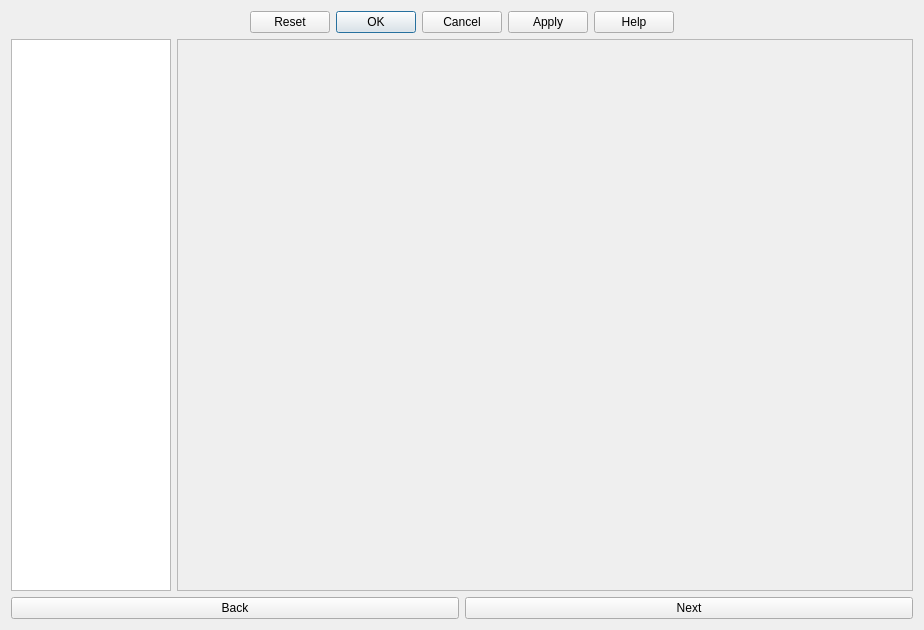
Old version of the form BeamReinforcement/MainBeamReinforcement.ui in the repository amrit3701/FreeCAD-Reinforcement.
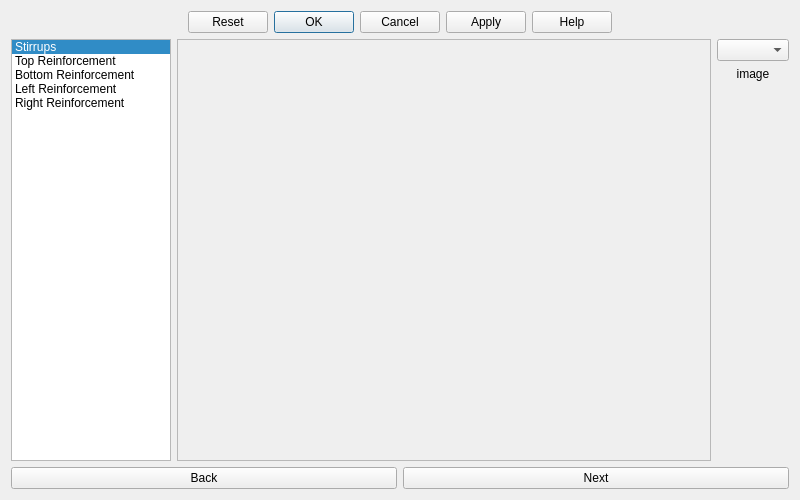
New version of the form. Custom widgets are drawn as their Qt base class.

Commit message:
Fix stylesheet issue in beam reinforcement dialog
And refactor gui of beam reinforcement

What changed in the file:
```diff
--- a/BeamReinforcement/MainBeamReinforcement.ui
+++ b/BeamReinforcement/MainBeamReinforcement.ui
@@ -2,18 +2,39 @@
 <ui version="4.0">
  <class>Dialog</class>
  <widget class="QDialog" name="Dialog">
+  <property name="windowModality">
+   <enum>Qt::ApplicationModal</enum>
+  </property>
   <property name="geometry">
    <rect>
     <x>0</x>
     <y>0</y>
-    <width>924</width>
-    <height>630</height>
+    <width>800</width>
+    <height>500</height>
    </rect>
   </property>
   <property name="windowTitle">
    <string>Dialog</string>
   </property>
   <layout class="QGridLayout" name="gridLayout">
+   <item row="2" column="0">
+    <layout class="QHBoxLayout" name="nextBackButtonHorizontalLayout">
+     <item>
+      <widget class="QPushButton" name="back_button">
+       <property name="text">
+        <string>Back</string>
+       </property>
+      </widget>
+     </item>
+     <item>
+      <widget class="QPushButton" name="next_button">
+       <property name="text">
+        <string>Next</string>
+       </property>
+      </widget>
+     </item>
+    </layout>
+   </item>
    <item row="0" column="0">
     <widget class="QDialogButtonBox" name="standardButtonBox">
      <property name="standardButtons">
@@ -25,7 +46,7 @@
     </widget>
    </item>
    <item row="1" column="0">
-    <layout class="QHBoxLayout" name="listStackedWidgetHorizontalLayout">
+    <layout class="QHBoxLayout" name="listStackedWidgetHorizontalLayout" stretch="0,1,0">
      <property name="sizeConstraint">
       <enum>QLayout::SetDefaultConstraint</enum>
      </property>
@@ -53,8 +74,33 @@
         <enum>QAbstractScrollArea::AdjustToContents</enum>
        </property>
        <property name="currentRow">
-        <number>-1</number>
+        <number>0</number>
        </property>
+       <item>
+        <property name="text">
+         <string>Stirrups</string>
+        </property>
+       </item>
+       <item>
+        <property name="text">
+         <string>Top Reinforcement</string>
+        </property>
+       </item>
+       <item>
+        <property name="text">
+         <string>Bottom Reinforcement</string>
+        </property>
+       </item>
+       <item>
+        <property name="text">
+         <string>Left Reinforcement</string>
+        </property>
+       </item>
+       <item>
+        <property name="text">
+         <string>Right Reinforcement</string>
+        </property>
+       </item>
       </widget>
      </item>
      <item>
@@ -73,28 +119,69 @@
        </property>
       </widget>
      </item>
-    </layout>
-   </item>
-   <item row="2" column="0">
-    <layout class="QHBoxLayout" name="nextBackButtonHorizontalLayout">
      <item>
-      <widget class="QPushButton" name="back_button">
-       <property name="text">
-        <string>Back</string>
-       </property>
-      </widget>
-     </item>
-     <item>
-      <widget class="QPushButton" name="next_button">
-       <property name="text">
-        <string>Next</string>
-       </property>
-      </widget>
+      <layout class="QVBoxLayout" name="stirrups_configurationLayout">
+       <item>
+        <widget class="Gui::PrefComboBox" name="stirrups_configuration">
+         <property name="sizePolicy">
+          <sizepolicy hsizetype="Preferred" vsizetype="Preferred">
+           <horstretch>0</horstretch>
+           <verstretch>0</verstretch>
+          </sizepolicy>
+         </property>
+         <property name="prefEntry" stdset="0">
+          <cstring></cstring>
+         </property>
+         <property name="prefPath" stdset="0">
+          <cstring></cstring>
+         </property>
+        </widget>
+       </item>
+       <item>
+        <widget class="QLabel" name="stirrups_configurationImage">
+         <property name="text">
+          <string>image</string>
+         </property>
+         <property name="scaledContents">
+          <bool>false</bool>
+         </property>
+         <property name="alignment">
+          <set>Qt::AlignHCenter|Qt::AlignTop</set>
+         </property>
+        </widget>
+       </item>
+       <item>
+        <spacer name="verticalSpacer">
+         <property name="orientation">
+          <enum>Qt::Vertical</enum>
+         </property>
+         <property name="sizeHint" stdset="0">
+          <size>
+           <width>20</width>
+           <height>40</height>
+          </size>
+         </property>
+        </spacer>
+       </item>
+      </layout>
      </item>
     </layout>
    </item>
   </layout>
  </widget>
+ <customwidgets>
+  <customwidget>
+   <class>Gui::PrefComboBox</class>
+   <extends>QComboBox</extends>
+   <header>Gui/PrefWidgets.h</header>
+  </customwidget>
+ </customwidgets>
+ <tabstops>
+  <tabstop>rebars_listWidget</tabstop>
+  <tabstop>stirrups_configuration</tabstop>
+  <tabstop>back_button</tabstop>
+  <tabstop>next_button</tabstop>
+ </tabstops>
  <resources/>
  <connections/>
 </ui>
```
The commit also changes 5 other files.
